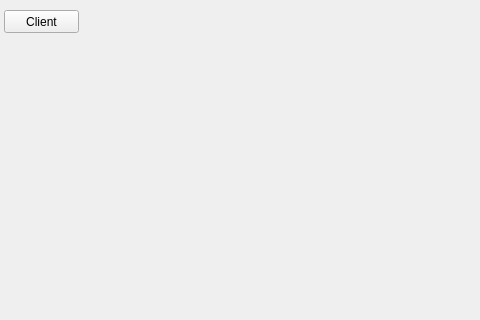
First picture: the form in src/scrview/screenview.ui, repository amanuelg3/screenviewer, before the edit; both pictures show x 106 to 586 and y 0 to 320 of the 586 by 836 pixel window.
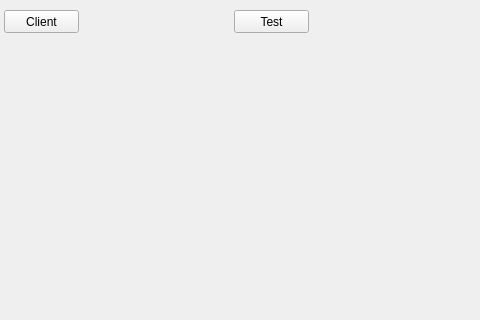
Second picture: the form after the edit.

Commit message: Implemented method, which makes mouse move to somewhere and click buttons (left, right) Mouse::setMouseState, also implemented test button to check if it really works. (Must be client, for this button to work)

```diff
--- a/src/scrview/screenview.ui
+++ b/src/scrview/screenview.ui
@@ -53,6 +53,19 @@
      <string>Client</string>
     </property>
    </widget>
+   <widget class="QPushButton" name="pushButton">
+    <property name="geometry">
+     <rect>
+      <x>340</x>
+      <y>10</y>
+      <width>75</width>
+      <height>23</height>
+     </rect>
+    </property>
+    <property name="text">
+     <string>Test</string>
+    </property>
+   </widget>
   </widget>
  </widget>
  <layoutdefault spacing="6" margin="11"/>
```
The commit also changes 4 other files.
